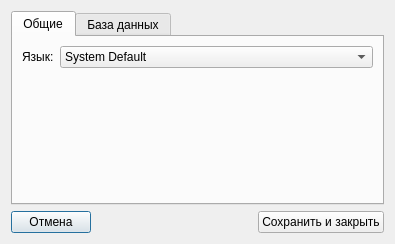
First picture: the form in RepairCenter/settings.ui, repository Feo-d-oR/YARC, before the edit.
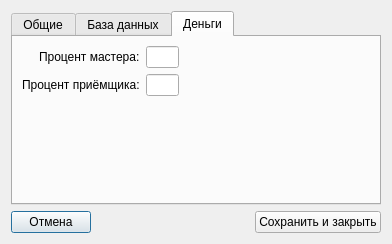
Second picture: the form after the edit. Icons and pictures are not drawn.

What changed in the file:
```diff
--- a/RepairCenter/settings.ui
+++ b/RepairCenter/settings.ui
@@ -6,7 +6,7 @@
    <rect>
     <x>0</x>
     <y>0</y>
-    <width>395</width>
+    <width>392</width>
     <height>244</height>
    </rect>
   </property>
@@ -21,7 +21,7 @@
    <item>
     <widget class="QTabWidget" name="tw">
      <property name="currentIndex">
-      <number>0</number>
+      <number>2</number>
      </property>
      <property name="elideMode">
       <enum>Qt::ElideNone</enum>
@@ -171,6 +171,97 @@
        </item>
       </layout>
      </widget>
+     <widget class="QWidget" name="financial">
+      <attribute name="title">
+       <string>Деньги</string>
+      </attribute>
+      <layout class="QFormLayout" name="formLayout_3">
+       <property name="labelAlignment">
+        <set>Qt::AlignRight|Qt::AlignTrailing|Qt::AlignVCenter</set>
+       </property>
+       <item row="0" column="0">
+        <widget class="QLabel" name="label_7">
+         <property name="text">
+          <string>Процент мастера:</string>
+         </property>
+        </widget>
+       </item>
+       <item row="0" column="1">
+        <layout class="QHBoxLayout" name="horizontalLayout_3">
+         <item>
+          <widget class="QLineEdit" name="prmast">
+           <property name="maximumSize">
+            <size>
+             <width>33</width>
+             <height>23</height>
+            </size>
+           </property>
+          </widget>
+         </item>
+         <item>
+          <spacer name="horizontalSpacer_2">
+           <property name="orientation">
+            <enum>Qt::Horizontal</enum>
+           </property>
+           <property name="sizeHint" stdset="0">
+            <size>
+             <width>40</width>
+             <height>20</height>
+            </size>
+           </property>
+          </spacer>
+         </item>
+        </layout>
+       </item>
+       <item row="1" column="0">
+        <widget class="QLabel" name="label_8">
+         <property name="text">
+          <string>Процент приёмщика:</string>
+         </property>
+        </widget>
+       </item>
+       <item row="1" column="1">
+        <layout class="QHBoxLayout" name="horizontalLayout_4">
+         <item>
+          <widget class="QLineEdit" name="pracc">
+           <property name="maximumSize">
+            <size>
+             <width>33</width>
+             <height>23</height>
+            </size>
+           </property>
+          </widget>
+         </item>
+         <item>
+          <spacer name="horizontalSpacer_3">
+           <property name="orientation">
+            <enum>Qt::Horizontal</enum>
+           </property>
+           <property name="sizeHint" stdset="0">
+            <size>
+             <width>40</width>
+             <height>20</height>
+            </size>
+           </property>
+          </spacer>
+         </item>
+        </layout>
+       </item>
+       <item row="2" column="1">
+        <spacer name="verticalSpacer_3">
+         <property name="orientation">
+          <enum>Qt::Vertical</enum>
+         </property>
+         <property name="sizeHint" stdset="0">
+          <size>
+           <width>207</width>
+           <height>40</height>
+          </size>
+         </property>
+        </spacer>
+       </item>
+      </layout>
+     </widget>
     </widget>
    </item>
    <item>
```
